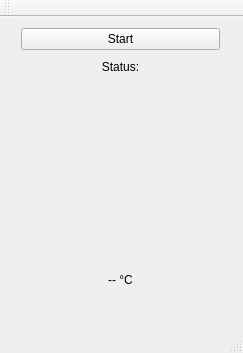
The window that reflowcontroller.ui (whitfijs/ArduinoReflowQt) describes before a commit, drawn with Qt 5.
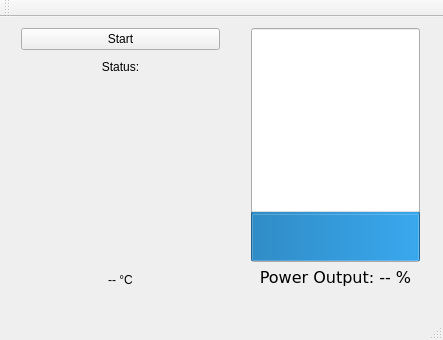
The same window after the commit. Custom widgets are drawn as their Qt base class.

The edit to the form file:
```diff
--- a/reflowcontroller.ui
+++ b/reflowcontroller.ui
@@ -6,8 +6,8 @@
    <rect>
     <x>0</x>
     <y>0</y>
-    <width>243</width>
-    <height>353</height>
+    <width>443</width>
+    <height>340</height>
    </rect>
   </property>
   <property name="windowTitle">
@@ -84,6 +84,68 @@
      </item>
     </layout>
    </widget>
+   <widget class="QWidget" name="verticalLayoutWidget_3">
+    <property name="geometry">
+     <rect>
+      <x>240</x>
+      <y>0</y>
+      <width>191</width>
+      <height>281</height>
+     </rect>
+    </property>
+    <layout class="QVBoxLayout" name="verticalLayout_3">
+     <item>
+      <widget class="QProgressBar" name="powerOutputProgressBar">
+       <property name="sizePolicy">
+        <sizepolicy hsizetype="Expanding" vsizetype="Expanding">
+         <horstretch>0</horstretch>
+         <verstretch>0</verstretch>
+        </sizepolicy>
+       </property>
+       <property name="value">
+        <number>20</number>
+       </property>
+       <property name="alignment">
+        <set>Qt::AlignCenter</set>
+       </property>
+       <property name="textVisible">
+        <bool>false</bool>
+       </property>
+       <property name="orientation">
+        <enum>Qt::Vertical</enum>
+       </property>
+       <property name="invertedAppearance">
+        <bool>false</bool>
+       </property>
+       <property name="textDirection">
+        <enum>QProgressBar::BottomToTop</enum>
+       </property>
+      </widget>
+     </item>
+     <item>
+      <widget class="QLabel" name="powerOutputLabel">
+       <property name="sizePolicy">
+        <sizepolicy hsizetype="Preferred" vsizetype="Preferred">
+         <horstretch>0</horstretch>
+         <verstretch>0</verstretch>
+        </sizepolicy>
+       </property>
+       <property name="font">
+        <font>
+         <family>DejaVu Sans</family>
+         <pointsize>12</pointsize>
+        </font>
+       </property>
+       <property name="text">
+        <string>Power Output: -- %</string>
+       </property>
+       <property name="alignment">
+        <set>Qt::AlignCenter</set>
+       </property>
+      </widget>
+     </item>
+    </layout>
+   </widget>
   </widget>
   <widget class="QMenuBar" name="menuBar">
    <property name="geometry">
```
Left out of the diff: 4 changed lines with no effect on the pictures.
